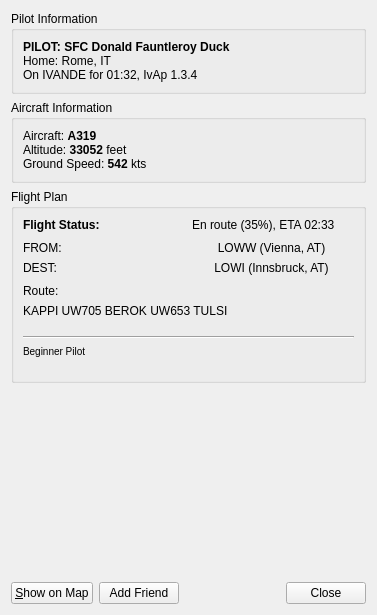
Above: branches/jonas_unstable/QuteScoop/gui/PilotDetails.ui from qutescoop/qutescoop before the change. Below: the same form after it.
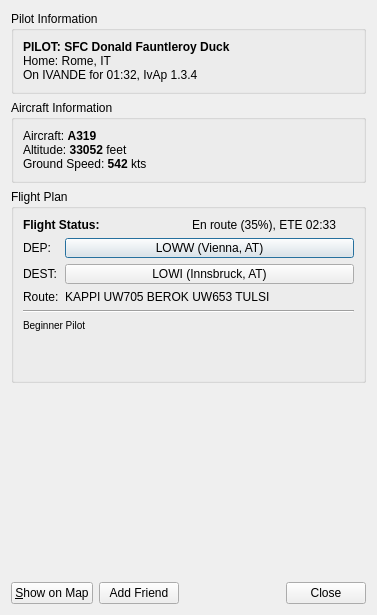
That is the form after the change. Icons and pictures are not drawn.

What changed in the file:
```diff
--- a/branches/jonas_unstable/QuteScoop/gui/PilotDetails.ui
+++ b/branches/jonas_unstable/QuteScoop/gui/PilotDetails.ui
@@ -89,37 +89,18 @@
         <item>
          <widget class="QLabel" name="lblFlightStatus">
           <property name="text">
-           <string>En route (35%), ETA 02:33</string>
+           <string>En route (35%), ETE 02:33</string>
           </property>
          </widget>
         </item>
        </layout>
       </item>
       <item>
-       <layout class="QGridLayout">
-        <property name="spacing">
-         <number>0</number>
-        </property>
+       <layout class="QFormLayout" name="formLayout">
         <item row="0" column="0">
          <widget class="QLabel" name="label_3">
           <property name="text">
-           <string>FROM:</string>
-          </property>
-         </widget>
-        </item>
-        <item row="1" column="1">
-         <widget class="QPushButton" name="buttonDest">
-          <property name="maximumSize">
-           <size>
-            <width>16777215</width>
-            <height>20</height>
-           </size>
-          </property>
-          <property name="text">
-           <string>LOWI (Innsbruck, AT)</string>
-          </property>
-          <property name="flat">
-           <bool>true</bool>
+           <string>DEP:</string>
           </property>
          </widget>
         </item>
@@ -134,9 +115,6 @@
           <property name="text">
            <string>LOWW (Vienna, AT)</string>
           </property>
-          <property name="flat">
-           <bool>true</bool>
-          </property>
          </widget>
         </item>
         <item row="1" column="0">
@@ -146,32 +124,34 @@
           </property>
          </widget>
         </item>
-       </layout>
-      </item>
-      <item>
+        <item row="1" column="1">
+         <widget class="QPushButton" name="buttonDest">
+          <property name="maximumSize">
+           <size>
+            <width>16777215</width>
+            <height>20</height>
+           </size>
+          </property>
+          <property name="text">
+           <string>LOWI (Innsbruck, AT)</string>
+          </property>
+         </widget>
+        </item>
+        <item row="2" column="0">
        <widget class="QLabel" name="label_2">
         <property name="text">
          <string>Route:</string>
         </property>
        </widget>
       </item>
-      <item>
+        <item row="2" column="1">
        <widget class="QLabel" name="lblRoute">
-        <property name="sizePolicy">
-         <sizepolicy hsizetype="Preferred" vsizetype="Expanding">
-          <horstretch>0</horstretch>
-          <verstretch>0</verstretch>
-         </sizepolicy>
-        </property>
         <property name="mouseTracking">
          <bool>true</bool>
         </property>
         <property name="text">
          <string>KAPPI UW705 BEROK UW653 TULSI</string>
         </property>
-        <property name="alignment">
-         <set>Qt::AlignLeading|Qt::AlignLeft|Qt::AlignTop</set>
-        </property>
         <property name="wordWrap">
          <bool>true</bool>
         </property>
@@ -179,6 +159,8 @@
          <set>Qt::LinksAccessibleByMouse|Qt::TextSelectableByMouse</set>
         </property>
        </widget>
+        </item>
+       </layout>
       </item>
       <item>
        <widget class="Line" name="line">
```
Lines whose indentation alone changed are shown as unchanged.
